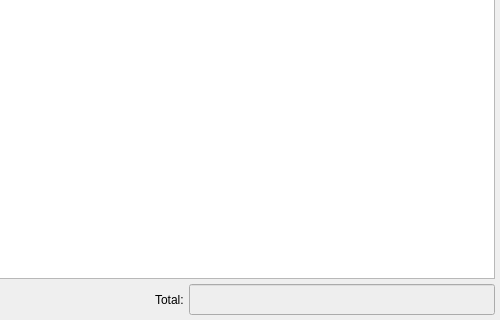
Old version of the form bulmages/bulmafact/src/pedidosclientelistbase.ui in the repository eboladev/Bulmages-1; both pictures show x 190 to 690 and y 170 to 490 of the 690 by 490 pixel window.
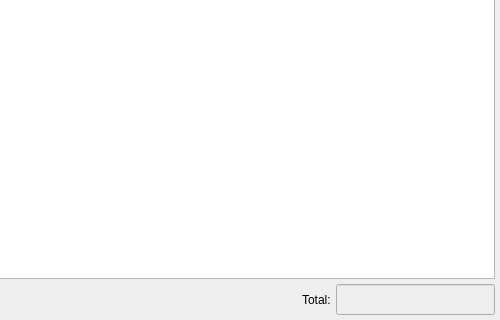
New version of the form. Icons and pictures are not drawn. Custom widgets are drawn as their Qt base class.

The edit to the form file:
```diff
--- a/bulmages/bulmafact/src/pedidosclientelistbase.ui
+++ b/bulmages/bulmafact/src/pedidosclientelistbase.ui
@@ -432,6 +432,20 @@
        <property name="enabled" >
         <bool>true</bool>
        </property>
+       <property name="sizePolicy" >
+        <sizepolicy>
+         <hsizetype>5</hsizetype>
+         <vsizetype>0</vsizetype>
+         <horstretch>0</horstretch>
+         <verstretch>0</verstretch>
+        </sizepolicy>
+       </property>
+       <property name="minimumSize" >
+        <size>
+         <width>150</width>
+         <height>0</height>
+        </size>
+       </property>
        <property name="palette" >
         <palette>
          <active>
@@ -494,16 +508,6 @@
  </widget>
  <layoutdefault spacing="3" margin="5" />
  <customwidgets>
-  <customwidget>
-   <class>BusquedaArticulo</class>
-   <extends>QWidget</extends>
-   <header>busquedaarticulo.h</header>
-  </customwidget>
-  <customwidget>
-   <class>BusquedaCliente</class>
-   <extends>QWidget</extends>
-   <header>busquedacliente.h</header>
-  </customwidget>
   <customwidget>
    <class>BusquedaFecha</class>
    <extends>QWidget</extends>
@@ -514,6 +518,16 @@
    <extends>QTableWidget</extends>
    <header>pedidosclientelist.h</header>
   </customwidget>
+  <customwidget>
+   <class>BusquedaArticulo</class>
+   <extends>QWidget</extends>
+   <header>busquedaarticulo.h</header>
+  </customwidget>
+  <customwidget>
+   <class>BusquedaCliente</class>
+   <extends>QWidget</extends>
+   <header>busquedacliente.h</header>
+  </customwidget>
  </customwidgets>
  <resources>
   <include location="../../bulmages.qrc" />
```
Left out of the diff: 21 changed lines with no effect on the pictures.
